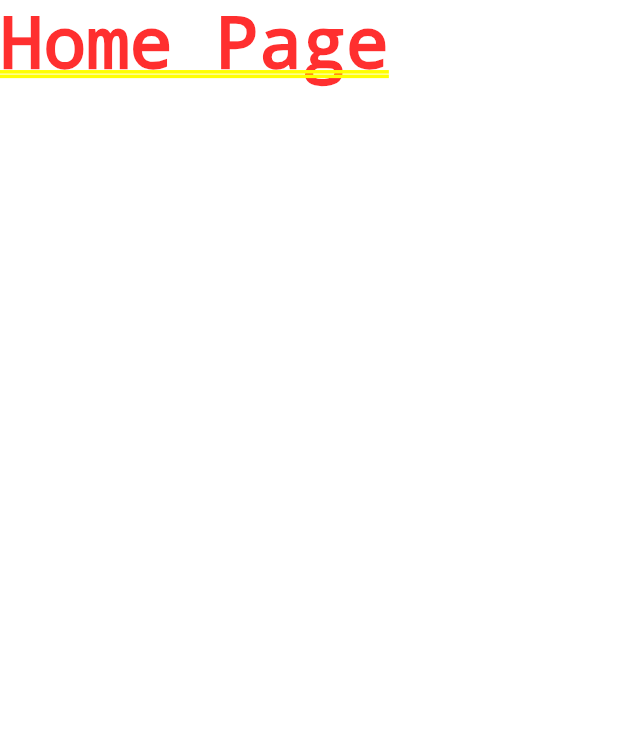
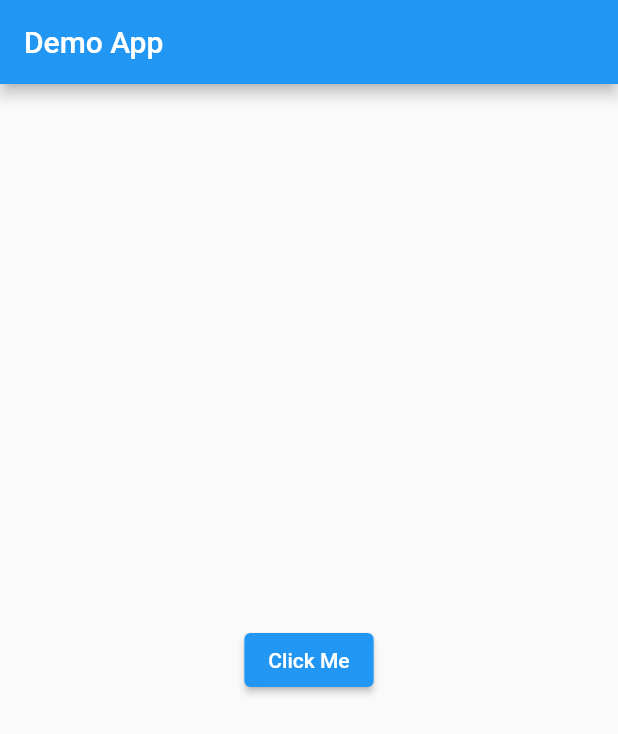
Before and after one commit to thawzin-11/flutter-cd-test, a Flutter app: the screen it shows after launch, on a phone screen of 412 x 824 dp. Shown: the top 734 px of the screen. Run offline on Flutter 3.47's test engine with Material 2 defaults, Android fonts, the phone set to English and light mode, and no system bars.

Commit message:
add new feature

```diff
--- a/lib/home_page.dart
+++ b/lib/home_page.dart
@@ -5,6 +5,13 @@ class HomePage extends StatelessWidget {
 
   @override
   Widget build(BuildContext context) {
-    return const Text('Home Page');
+    return Scaffold(
+      appBar: AppBar(
+        title: const Text("Demo App"),
+      ),
+      body: Center(
+        child: ElevatedButton(onPressed: () {}, child: const Text("Click Me")),
+      ),
+    );
   }
 }
```
